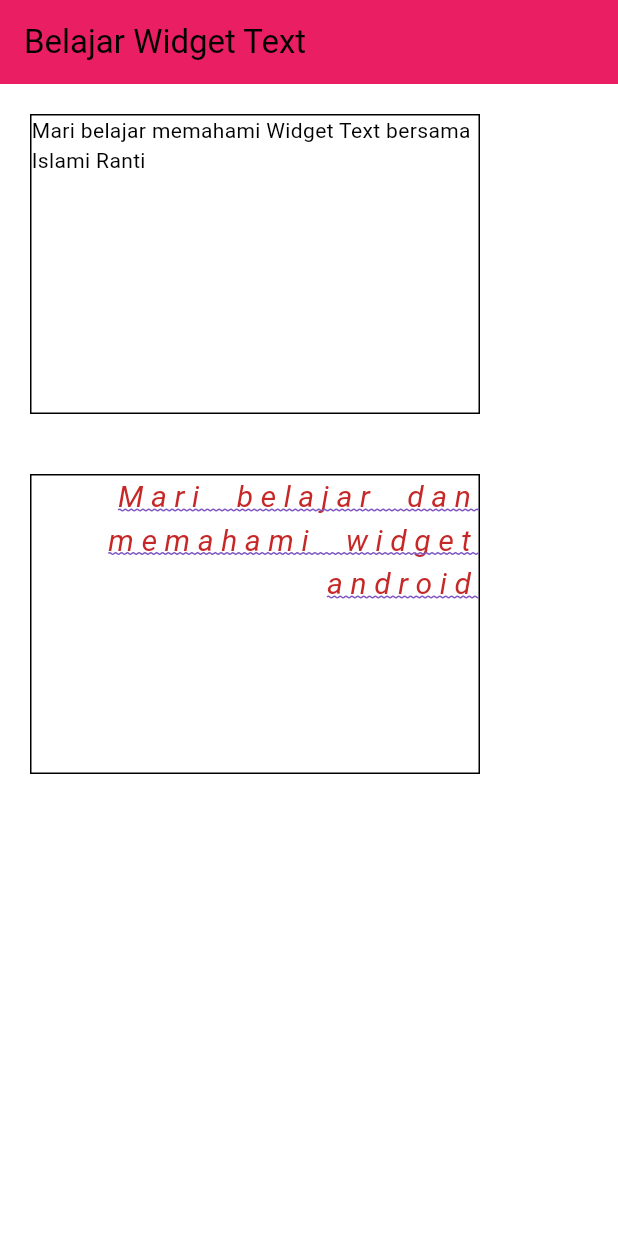
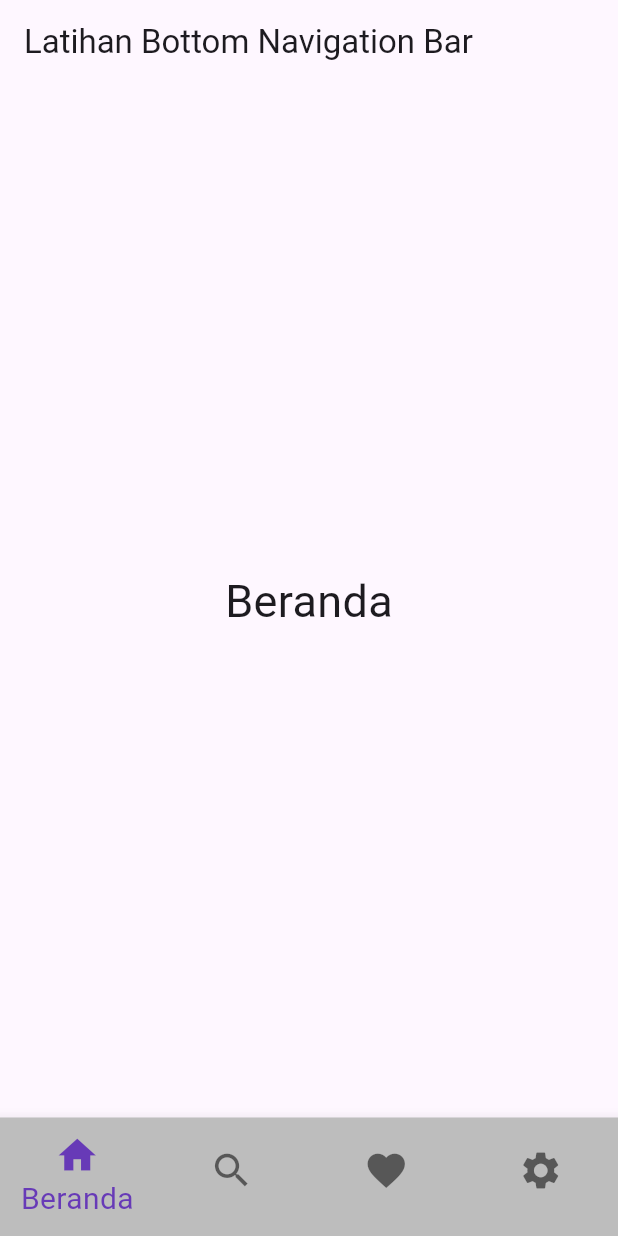
Before and after one commit to maulikailma/tugasvidio2belajarwidget, a Flutter app: the screen it shows after launch, on a phone screen of 412 x 824 dp. Run offline on Flutter 3.47's test engine with Material 3 defaults, Android fonts, the phone set to English and light mode, and no system bars; Roboto replaces fonts that are missing (Poppins).

Commit message:
webpro_flutter.Ranti

```diff
--- a/lib/main.dart
+++ b/lib/main.dart
@@ -1,6 +1,10 @@
+// import 'package:belajar_widget/widgets/sample_buttom_navbar.dart';
+// import 'package:belajar_widget/widgets/sample_images.dart';
+// import 'package:belajar_widget/widgets/sample_container.dart';
+// import 'package:belajar_widget/widgets/sample_padding.dart';
+import 'package:flutter_application_1/widget/sample_text.dart';
 import 'package:flutter/material.dart';
-import 'package:flutter_application_1/widget/sample_container.dart';
-import 'package:flutter_application_1/widget/sample_text.dart';
+import 'package:flutter_application_1/widget/sample_listview.dart';
 
 void main() {
   runApp(const MyApp());
@@ -15,38 +19,42 @@ class MyApp extends StatelessWidget {
     return MaterialApp(
       title: 'Flutter Demo',
       theme: ThemeData(
-        colorScheme: ColorScheme.fromSwatch(
-          primarySwatch: Colors.green),
       ),
-      home: const SampleText(),
+      home: SampleListView(),
     );
   }
 }
 
-
-class MyHomePage extends StatelessWidget {
-  const MyHomePage({Key? key}) : super(key: key);
-
-  @override
-  Widget build(BuildContext context) {
-    return Scaffold(
-      appBar: AppBar(
-        title: const Text('Belajar Widgets'),
-      ), // AppBar
-      body: const SampleContainer(),
-    );
-  }
-}
 // class MyHomePage extends StatelessWidget {
-//   const MyHomePage({Key?.key}) : super(key: key);
+//   const MyHomePage({super.key});
 
 //   @override
 //   Widget build(BuildContext context) {
-//     return const Scaffold(
+//     return Scaffold(
 //       appBar: AppBar(
-//         title: const Text('Belajar Widgets')
-//        ),
-//        body: const SampleContainer(),
-//     );
+//         title: const Text('Belajar Widgets'),
+//         backgroundColor: Colors.blue,
+//       ),
+//       body: Center(
+//         child: Container(
+//           margin: const EdgeInsets.all(20),
+//           padding: const EdgeInsets.symmetric(
+//             horizontal: 20,
+//           ),
+//           height: 300,
+//       width: 300,
+//       decoration:  BoxDecoration(
+//         color: Colors.lightBlueAccent,
+//         border: Border.all(width: 3, color: Color.fromARGB(255, 59, 88, 184)),
+//         borderRadius: BorderRadius.circular(300),
+//         ),
+//       child: const Center(
+//         child: Text(
+//           'Selamat belajar container, dan belajar widget widget lainnya'),
+//       ),
+//         ),
+
+//           )
+//           );
 //   }
 // }
--- /dev/null
+++ b/lib/widget/sample_listview.dart
@@ -0,0 +1,85 @@
+import 'package:flutter/material.dart';
+
+class SampleListView extends StatefulWidget {
+  const SampleListView({super.key});
+
+  @override
+  State<SampleListView> createState() => _SampleListViewState();
+}
+
+class _SampleListViewState extends State<SampleListView> {
+  int _selectedIndex = 0;
+
+  void _onTap(int index) {
+    setState(() {
+      _selectedIndex = index;
+    });
+  }
+
+  List<Widget> pages = [
+    const Text(
+      'Beranda',
+      style: TextStyle(
+        fontSize: 30,
+      ),
+    ),
+    const Text(
+      'Cari',
+      style: TextStyle(
+        fontSize: 30,
+      ),
+    ),
+    const Text(
+      'Favorite',
+      style: TextStyle(
+        fontSize: 30,
+      ),
+    ),
+    const Text(
+      'Settings',
+      style: TextStyle(
+        fontSize: 30,
+      ),
+    ),
+  ];
+
+  @override
+  Widget build(BuildContext context) {
+    return Scaffold(
+      appBar: AppBar(
+        title: const Text('Latihan Bottom Navigation Bar'),
+      ),
+      body: Center(
+        child: pages[_selectedIndex],
+      ),
+      bottomNavigationBar: BottomNavigationBar(
+        type: BottomNavigationBarType.fixed,
+        backgroundColor: Colors.grey[400],
+        selectedItemColor: Colors.deepPurple,
+        selectedFontSize: 20,
+        iconSize: 30,
+        showUnselectedLabels: false,
+        currentIndex: _selectedIndex,
+        onTap: _onTap,
+        items: const [
+          BottomNavigationBarItem(
+            icon: Icon(Icons.home),
+            label: 'Beranda',
+          ),
+          BottomNavigationBarItem(
+            icon: Icon(Icons.search),
+            label: 'Cari',
+          ),
+          BottomNavigationBarItem(
+            icon: Icon(Icons.favorite),
+            label: 'Favorite',
+          ),
+          BottomNavigationBarItem(
+            icon: Icon(Icons.settings),
+            label: 'Settings',
+          ),
+        ],
+      ),
+    );
+  }
+}
```
Also changed, not shown: lib/sample_bottom_navbar.dart (added, +68 -0 lines), lib/sample_clone_row.dart (added, +35 -0 lines), lib/sample_padding_navbar.dart (added, +19 -0 lines), lib/widget/sample_image.dart (added, +35 -0 lines).
